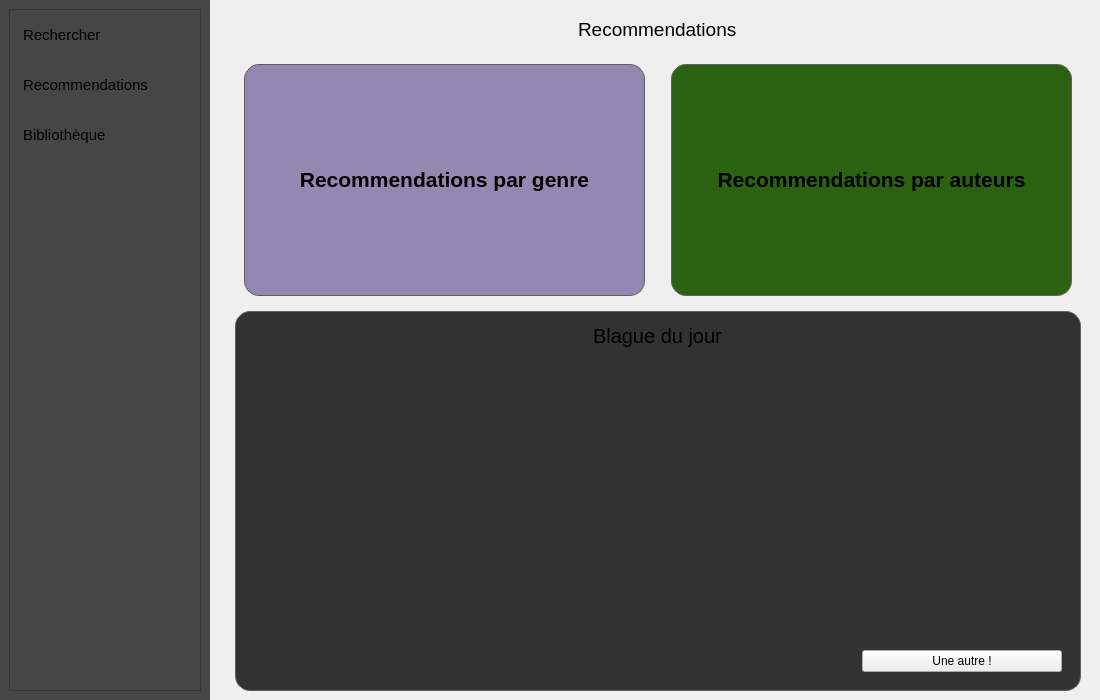
First picture: the form in src/ui/MainWindow.ui, repository Didiloy/python_librairy_app, before the edit.
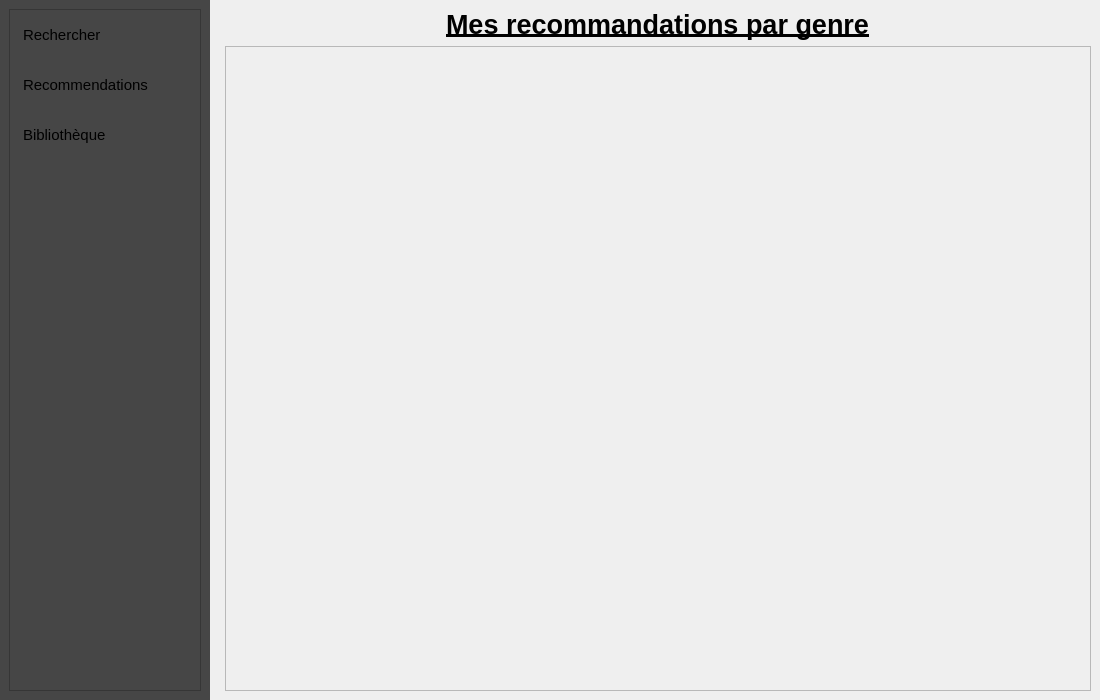
Second picture: the form after the edit. Icons and pictures are not drawn.

Commit message: modify : bouton retour du panel bookDetail renvoi maintenant bien au panel d'avant, modification de l'ui, modification de la façon dont s'afiches les livres des recommandations

What changed in the file:
```diff
--- a/src/ui/MainWindow.ui
+++ b/src/ui/MainWindow.ui
@@ -248,7 +248,7 @@
       <item>
        <widget class="QStackedWidget" name="stackedWidget">
         <property name="currentIndex">
-         <number>2</number>
+         <number>4</number>
         </property>
         <widget class="QWidget" name="searchWidget">
          <property name="styleSheet">
@@ -862,6 +862,68 @@
           </item>
          </layout>
         </widget>
+        <widget class="QWidget" name="recommendationGenreWidget">
+         <layout class="QVBoxLayout" name="verticalLayout_11">
+          <item alignment="Qt::AlignHCenter">
+           <widget class="QLabel" name="recommendationGenreLabel">
+            <property name="font">
+             <font>
+              <pointsize>20</pointsize>
+              <weight>75</weight>
+              <bold>true</bold>
+              <underline>true</underline>
+             </font>
+            </property>
+            <property name="styleSheet">
+             <string notr="true"/>
+            </property>
+            <property name="text">
+             <string>Mes recommandations par genre</string>
+            </property>
+           </widget>
+          </item>
+          <item>
+           <widget class="QScrollArea" name="scrollAreaRecommendationGenre">
+            <property name="widgetResizable">
+             <bool>true</bool>
+            </property>
+            <widget class="QWidget" name="scrollAreaRecommendationGenreWidgetContent">
+             <property name="geometry">
+              <rect>
+               <x>0</x>
+               <y>0</y>
+               <width>862</width>
+               <height>635</height>
+              </rect>
+             </property>
+             <layout class="QGridLayout" name="gridLayout_8">
+              <item row="0" column="1">
+               <widget class="QWidget" name="widget_3" native="true">
+                <layout class="QVBoxLayout" name="verticalLayout_10"/>
+               </widget>
+              </item>
+              <item row="0" column="0">
+               <spacer name="horizontalSpacer_4">
+                <property name="orientation">
+                 <enum>Qt::Horizontal</enum>
+                </property>
+                <property name="sizeType">
+                 <enum>QSizePolicy::Maximum</enum>
+                </property>
+                <property name="sizeHint" stdset="0">
+                 <size>
+                  <width>40</width>
+                  <height>20</height>
+                 </size>
+                </property>
+               </spacer>
+              </item>
+             </layout>
+            </widget>
+           </widget>
+          </item>
+         </layout>
+        </widget>
        </widget>
       </item>
      </layout>
```
Left out of the diff: 4 changed lines with no effect on the pictures. The commit also changes 5 other files.
